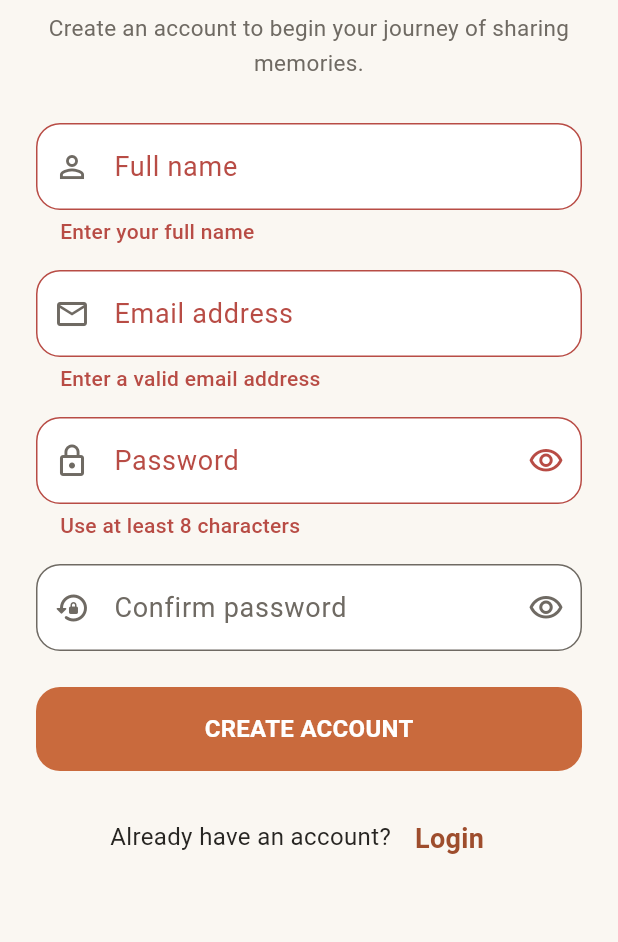
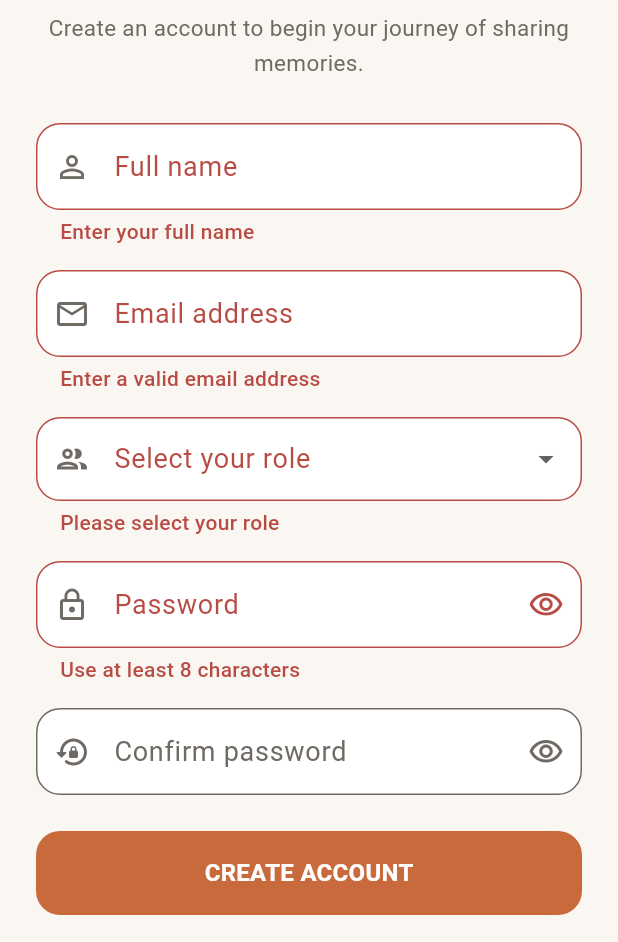
Before and after one commit to adi-codes404/Smriti-Setu, a Flutter app: the RegisterScreen screen opened by its route, after a tap on "CREATE ACCOUNT", on a phone screen of 412 x 824 dp, the part 294-1236 px from its top. Run offline on Flutter 3.47's test engine with Material 3 defaults, Android fonts, the light colour scheme and no system bars; our stand-ins replace go_router.

Commit message:
Improve login and registration flow

```diff
--- a/lib/features/auth/presentation/login_screen.dart
+++ b/lib/features/auth/presentation/login_screen.dart
@@ -1,4 +1,3 @@
-
 import 'package:flutter/material.dart';
 import 'package:go_router/go_router.dart';
 import 'package:smriti_setu/app/theme/app_colors.dart';
@@ -27,13 +26,7 @@ class _LoginScreenState extends State<LoginScreen> {
   void _login() {
     if (!_formKey.currentState!.validate()) return;
 
-    ScaffoldMessenger.of(context).showSnackBar(
-      const SnackBar(
-        content: Text(
-          'Demo only: connect authentication to log in.',
-        ),
-      ),
-    );
+    context.go('/elderly-home');
   }
 
   @override
@@ -67,7 +60,7 @@ class _LoginScreenState extends State<LoginScreen> {
                   const SizedBox(height: 8),
                   const Text(
                     'Reconnect with the people and memories '
-                        'that matter.',
+                    'that matter.',
                     textAlign: TextAlign.center,
                     style: TextStyle(
                       fontSize: 16,
@@ -97,11 +90,13 @@ class _LoginScreenState extends State<LoginScreen> {
                     ),
                     validator: (value) {
                       final email = value?.trim() ?? '';
+
                       if (!RegExp(
                         r'^[^@\s]+@[^@\s]+\.[^@\s]+$',
                       ).hasMatch(email)) {
                         return 'Enter a valid email address';
                       }
+
                       return null;
                     },
                   ),
@@ -141,6 +136,7 @@ class _LoginScreenState extends State<LoginScreen> {
                       if (value == null || value.isEmpty) {
                         return 'Enter your password';
                       }
+
                       return null;
                     },
                   ),
@@ -151,8 +147,7 @@ class _LoginScreenState extends State<LoginScreen> {
                     child: FilledButton(
                       onPressed: _login,
                       style: FilledButton.styleFrom(
-                        backgroundColor:
-                        AppColors.primaryTerracotta,
+                        backgroundColor: AppColors.primaryTerracotta,
                         foregroundColor: Colors.white,
                         shape: RoundedRectangleBorder(
                           borderRadius: BorderRadius.circular(16),
--- a/lib/features/auth/presentation/register_screen.dart
+++ b/lib/features/auth/presentation/register_screen.dart
@@ -1,4 +1,3 @@
-
 import 'package:flutter/material.dart';
 import 'package:go_router/go_router.dart';
 import 'package:smriti_setu/app/theme/app_colors.dart';
@@ -12,6 +11,7 @@ class RegisterScreen extends StatefulWidget {
 
 class _RegisterScreenState extends State<RegisterScreen> {
   final _formKey = GlobalKey<FormState>();
+
   final _nameController = TextEditingController();
   final _emailController = TextEditingController();
   final _passwordController = TextEditingController();
@@ -19,6 +19,13 @@ class _RegisterScreenState extends State<RegisterScreen> {
 
   bool _hidePassword = true;
   bool _hideConfirm = true;
+
+  String? _selectedRole;
+
+  final List<String> _roles = [
+    'Family Member',
+    'Elderly Person',
+  ];
 
   @override
   void dispose() {
@@ -32,13 +39,16 @@ class _RegisterScreenState extends State<RegisterScreen> {
   void _register() {
     if (!_formKey.currentState!.validate()) return;
 
+    if (_selectedRole == null) {
       ScaffoldMessenger.of(context).showSnackBar(
         const SnackBar(
-        content: Text(
-          'Demo only: connect authentication to create an account.',
-        ),
+          content: Text('Please select your role.'),
         ),
       );
+      return;
+    }
+
+    context.go('/elderly-home');
   }
 
   InputDecoration _decoration(
@@ -80,6 +90,7 @@ class _RegisterScreenState extends State<RegisterScreen> {
                 color: AppColors.primaryTerracotta,
               ),
               const SizedBox(height: 16),
+
               const Text(
                 'Join Smriti Setu',
                 textAlign: TextAlign.center,
@@ -90,6 +101,7 @@ class _RegisterScreenState extends State<RegisterScreen> {
                 ),
               ),
               const SizedBox(height: 8),
+
               const Text(
                 'Create an account to begin your journey '
                 'of sharing memories.',
@@ -102,6 +114,7 @@ class _RegisterScreenState extends State<RegisterScreen> {
               ),
               const SizedBox(height: 28),
 
+              // Full name
               TextFormField(
                 controller: _nameController,
                 textCapitalization: TextCapitalization.words,
@@ -111,7 +124,8 @@ class _RegisterScreenState extends State<RegisterScreen> {
                   Icons.person_outline,
                 ),
                 validator: (value) {
-                  if (value == null || value.trim().length < 2) {
+                  if (value == null ||
+                      value.trim().length < 2) {
                     return 'Enter your full name';
                   }
                   return null;
@@ -119,6 +133,7 @@ class _RegisterScreenState extends State<RegisterScreen> {
               ),
               const SizedBox(height: 16),
 
+              // Email
               TextFormField(
                 controller: _emailController,
                 keyboardType: TextInputType.emailAddress,
@@ -129,6 +144,7 @@ class _RegisterScreenState extends State<RegisterScreen> {
                 ),
                 validator: (value) {
                   final email = value?.trim() ?? '';
+
                   if (!RegExp(
                     r'^[^@\s]+@[^@\s]+\.[^@\s]+$',
                   ).hasMatch(email)) {
@@ -139,10 +155,41 @@ class _RegisterScreenState extends State<RegisterScreen> {
               ),
               const SizedBox(height: 16),
 
+              // Role selection
+              DropdownButtonFormField<String>(
+                initialValue: _selectedRole,
+                decoration: _decoration(
+                  'Select your role',
+                  Icons.group_outlined,
+                ),
+                borderRadius: BorderRadius.circular(16),
+                items: _roles.map((role) {
+                  return DropdownMenuItem<String>(
+                    value: role,
+                    child: Text(role),
+                  );
+                }).toList(),
+                onChanged: (value) {
+                  setState(() {
+                    _selectedRole = value;
+                  });
+                },
+                validator: (value) {
+                  if (value == null || value.isEmpty) {
+                    return 'Please select your role';
+                  }
+                  return null;
+                },
+              ),
+              const SizedBox(height: 16),
+
+              // Password
               TextFormField(
                 controller: _passwordController,
                 obscureText: _hidePassword,
-                autofillHints: const [AutofillHints.newPassword],
+                autofillHints: const [
+                  AutofillHints.newPassword,
+                ],
                 decoration: _decoration(
                   'Password',
                   Icons.lock_outline,
@@ -169,6 +216,7 @@ class _RegisterScreenState extends State<RegisterScreen> {
               ),
               const SizedBox(height: 16),
 
+              // Confirm password
               TextFormField(
                 controller: _confirmController,
                 obscureText: _hideConfirm,
@@ -198,12 +246,14 @@ class _RegisterScreenState extends State<RegisterScreen> {
               ),
               const SizedBox(height: 24),
 
+              // Create account button
               SizedBox(
                 height: 56,
                 child: FilledButton(
                   onPressed: _register,
                   style: FilledButton.styleFrom(
-                    backgroundColor: AppColors.primaryTerracotta,
+                    backgroundColor:
+                        AppColors.primaryTerracotta,
                     foregroundColor: Colors.white,
                     shape: RoundedRectangleBorder(
                       borderRadius: BorderRadius.circular(16),
@@ -220,6 +270,7 @@ class _RegisterScreenState extends State<RegisterScreen> {
               ),
               const SizedBox(height: 16),
 
+              // Login navigation
               Row(
                 mainAxisAlignment: MainAxisAlignment.center,
                 children: [
```
Lines whose indentation alone changed are shown as unchanged.
